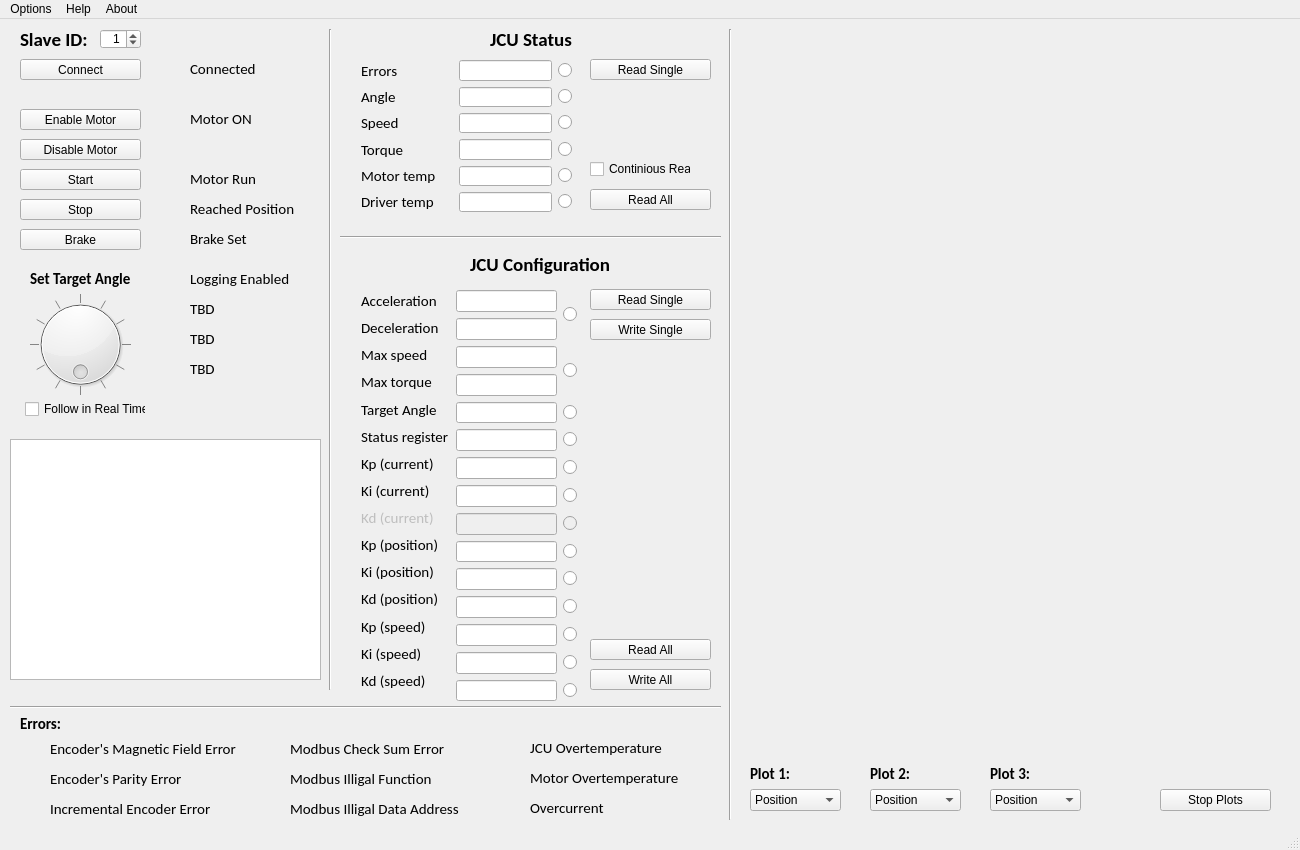
The window that ui/JCU_GUI_V3_QtDesign.ui (Nigiritka/JCU_GUI) describes before a commit, drawn with Qt 5.
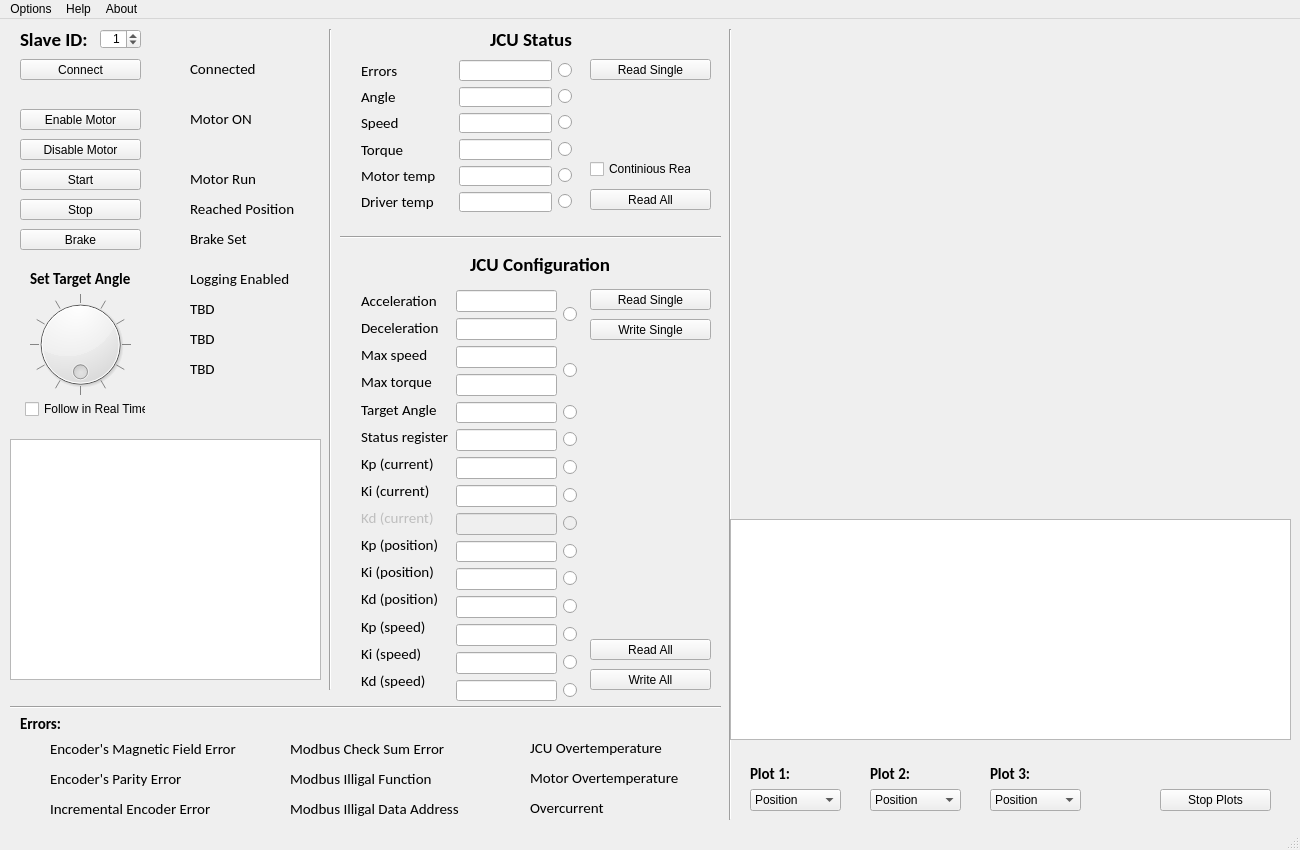
The same window after the commit. Icons and pictures are not drawn. Custom widgets are drawn as their Qt base class.

```diff
--- a/ui/JCU_GUI_V3_QtDesign.ui
+++ b/ui/JCU_GUI_V3_QtDesign.ui
@@ -440,16 +440,6 @@
      </rect>
     </property>
    </widget>
-   <widget class="QWidget" name="plot_widget_3" native="true">
-    <property name="geometry">
-     <rect>
-      <x>730</x>
-      <y>500</y>
-      <width>561</width>
-      <height>221</height>
-     </rect>
-    </property>
-   </widget>
    <widget class="QWidget" name="layoutWidget">
     <property name="geometry">
      <rect>
@@ -2180,6 +2170,16 @@
      <string>Stop Plots</string>
     </property>
    </widget>
+   <widget class="PlotWidget" name="graphicsView">
+    <property name="geometry">
+     <rect>
+      <x>730</x>
+      <y>500</y>
+      <width>561</width>
+      <height>221</height>
+     </rect>
+    </property>
+   </widget>
   </widget>
   <widget class="QMenuBar" name="menubar">
    <property name="geometry">
@@ -2263,6 +2263,13 @@
    </property>
   </action>
  </widget>
+ <customwidgets>
+  <customwidget>
+   <class>PlotWidget</class>
+   <extends>QGraphicsView</extends>
+   <header>pyqtgrach</header>
+  </customwidget>
+ </customwidgets>
  <tabstops>
   <tabstop>slaveidspinBox</tabstop>
  </tabstops>
```
